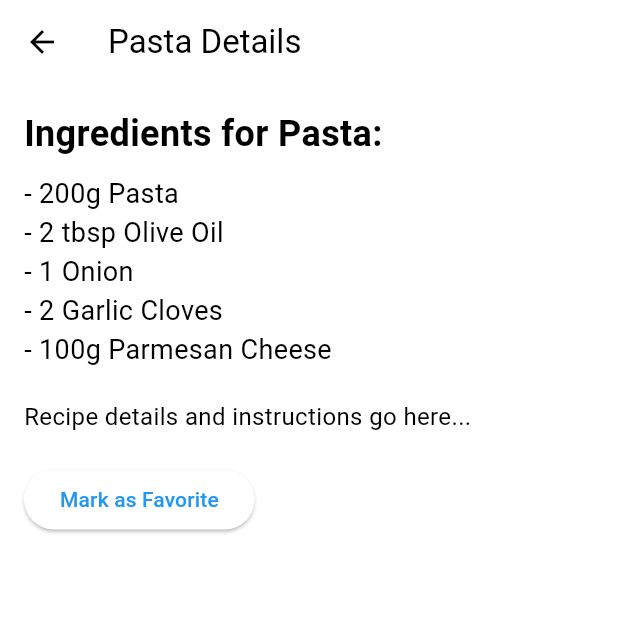
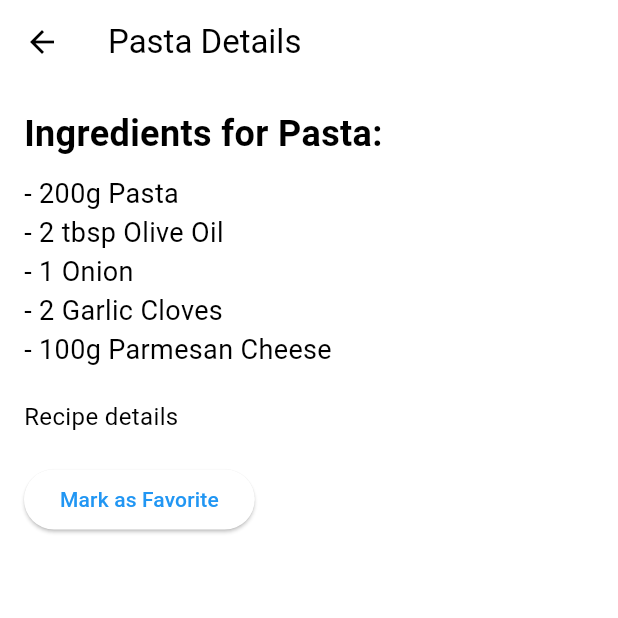
Before and after one commit to sri-haneesha/CW2, a Flutter app: the screen it shows after launch, after a tap on "Pasta", on a phone screen of 412 x 824 dp, the top half of it. Run offline on Flutter 3.47's test engine with Material 3 defaults, Android fonts, the phone set to English and light mode, and no system bars.

Commit message:
Update details_screen.dart

```diff
--- a/lib/details_screen.dart
+++ b/lib/details_screen.dart
@@ -57,7 +57,7 @@ class _DetailsScreenState extends State<DetailsScreen> {
                     ))
                 .toList(),
             SizedBox(height: 20),
-            Text('Recipe details and instructions go here...'),
+            Text('Recipe details'),
             SizedBox(height: 20),
             ElevatedButton(
               onPressed: toggleFavorite,
```
